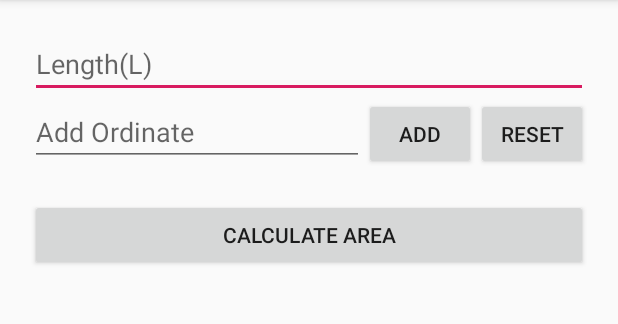
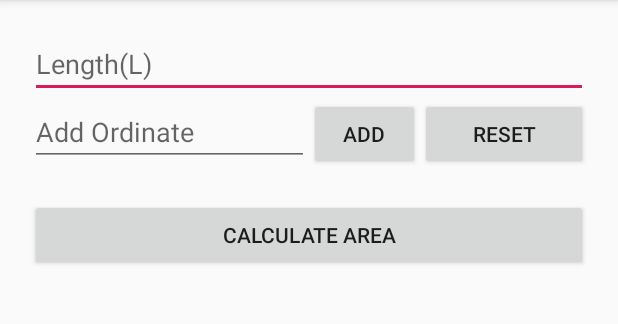
Before and after one commit to coderzami/My-Survey, an Android app: the AverageOrdinate screen opened directly, with no data from a screen before it, on a phone screen of 412 x 824 dp, the part 84-408 px from its top. Run offline under Robolectric (Android 15) with nearby library versions, the phone set to English and light mode, and no system bars.

Commit message:
Minor Reset button layout correction

```diff
--- a/app/src/main/AndroidManifest.xml
+++ b/app/src/main/AndroidManifest.xml
@@ -9,7 +9,8 @@
         android:roundIcon="@mipmap/ic_launcher_round"
         android:supportsRtl="true"
         android:theme="@style/AppTheme">
-        <activity android:name=".MidOrdinate"></activity>
+        <activity android:name=".RiseFall"></activity>
+        <activity android:name=".MidOrdinate" />
         <activity android:name=".Simpson" />
         <activity android:name=".AverageOrdinate" />
         <activity android:name=".MainActivity">
--- a/app/src/main/res/layout/activity_average_ordinate.xml
+++ b/app/src/main/res/layout/activity_average_ordinate.xml
@@ -28,7 +28,7 @@
             <EditText
                 android:layout_width="0dp"
                 android:layout_height="wrap_content"
-                android:layout_weight="0.6"
+                android:layout_weight="0.5"
                 android:hint="Add Ordinate"
                 android:inputType="numberDecimal|numberSigned"
                 android:id="@+id/addOrdinateId"/>
@@ -41,7 +41,7 @@
             <Button
                 android:layout_width="0dp"
                 android:layout_height="wrap_content"
-                android:layout_weight="0.2"
+                android:layout_weight="0.3"
                 android:text="Reset"
                 android:id="@+id/resetOrdinateBtn"/>
 
--- a/app/src/main/res/layout/activity_mid_ordinate.xml
+++ b/app/src/main/res/layout/activity_mid_ordinate.xml
@@ -28,7 +28,7 @@
             <EditText
                 android:layout_width="0dp"
                 android:layout_height="wrap_content"
-                android:layout_weight="0.6"
+                android:layout_weight="0.5"
                 android:hint="Add Ordinate"
                 android:inputType="numberDecimal|numberSigned"
                 android:id="@+id/addOrdinateId"/>
@@ -41,7 +41,7 @@
             <Button
                 android:layout_width="0dp"
                 android:layout_height="wrap_content"
-                android:layout_weight="0.2"
+                android:layout_weight="0.3"
                 android:text="Reset"
                 android:id="@+id/resetOrdinateBtn"/>
 
--- a/app/src/main/res/layout/activity_simpson.xml
+++ b/app/src/main/res/layout/activity_simpson.xml
@@ -28,7 +28,7 @@
             <EditText
                 android:layout_width="0dp"
                 android:layout_height="wrap_content"
-                android:layout_weight="0.6"
+                android:layout_weight="0.5"
                 android:hint="Add Ordinate"
                 android:inputType="numberDecimal|numberSigned"
                 android:id="@+id/addOrdinateId"/>
@@ -41,7 +41,7 @@
             <Button
                 android:layout_width="0dp"
                 android:layout_height="wrap_content"
-                android:layout_weight="0.2"
+                android:layout_weight="0.3"
                 android:text="Reset"
                 android:id="@+id/resetOrdinateBtn"/>
 
```
